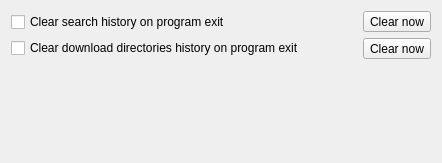
Before: the Qt Designer form eiskaltdcpp-qt/ui/UISettingsHistory.ui in eiskaltdcpp/eiskaltdcpp, drawn with Qt 5.
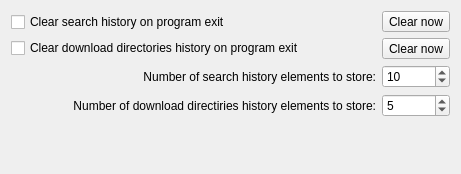
After: the same form once the commit is applied.

Commit message: EiskaltDC++ Qt: * Added new options: search-history-items-number, download-directory-history-items-number

```diff
--- a/eiskaltdcpp-qt/ui/UISettingsHistory.ui
+++ b/eiskaltdcpp-qt/ui/UISettingsHistory.ui
@@ -6,8 +6,8 @@
    <rect>
     <x>0</x>
     <y>0</y>
-    <width>442</width>
-    <height>163</height>
+    <width>461</width>
+    <height>174</height>
    </rect>
   </property>
   <property name="windowTitle">
@@ -76,6 +76,58 @@
     </widget>
    </item>
    <item row="2" column="0">
+    <widget class="QLabel" name="label">
+     <property name="sizePolicy">
+      <sizepolicy hsizetype="Expanding" vsizetype="Preferred">
+       <horstretch>0</horstretch>
+       <verstretch>0</verstretch>
+      </sizepolicy>
+     </property>
+     <property name="text">
+      <string>Number of search history elements to store:</string>
+     </property>
+     <property name="alignment">
+      <set>Qt::AlignRight|Qt::AlignTrailing|Qt::AlignVCenter</set>
+     </property>
+    </widget>
+   </item>
+   <item row="2" column="1">
+    <widget class="QSpinBox" name="spinBox_SearchHistory">
+     <property name="minimum">
+      <number>1</number>
+     </property>
+     <property name="value">
+      <number>10</number>
+     </property>
+    </widget>
+   </item>
+   <item row="3" column="0">
+    <widget class="QLabel" name="label_2">
+     <property name="sizePolicy">
+      <sizepolicy hsizetype="Expanding" vsizetype="Preferred">
+       <horstretch>0</horstretch>
+       <verstretch>0</verstretch>
+      </sizepolicy>
+     </property>
+     <property name="text">
+      <string>Number of download directiries history elements to store:</string>
+     </property>
+     <property name="alignment">
+      <set>Qt::AlignRight|Qt::AlignTrailing|Qt::AlignVCenter</set>
+     </property>
+    </widget>
+   </item>
+   <item row="3" column="1">
+    <widget class="QSpinBox" name="spinBox_DirectoriesHistory">
+     <property name="minimum">
+      <number>1</number>
+     </property>
+     <property name="value">
+      <number>5</number>
+     </property>
+    </widget>
+   </item>
+   <item row="4" column="0">
     <spacer name="verticalSpacer">
      <property name="orientation">
       <enum>Qt::Vertical</enum>
```
The commit also changes 3 other files.
